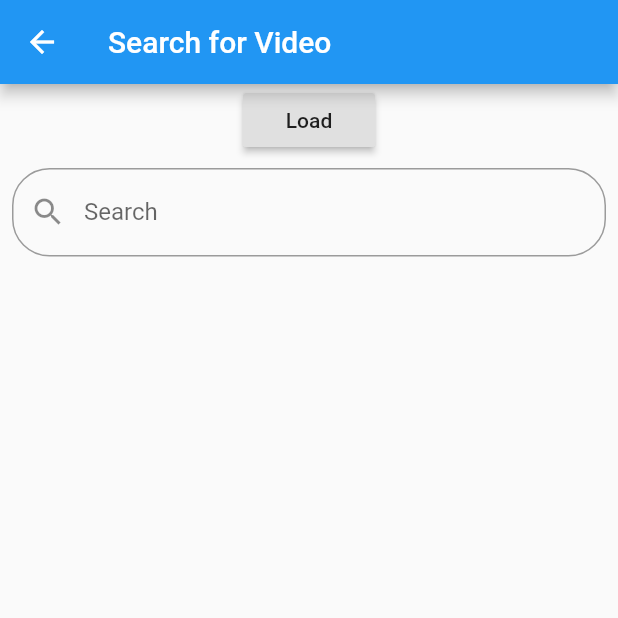
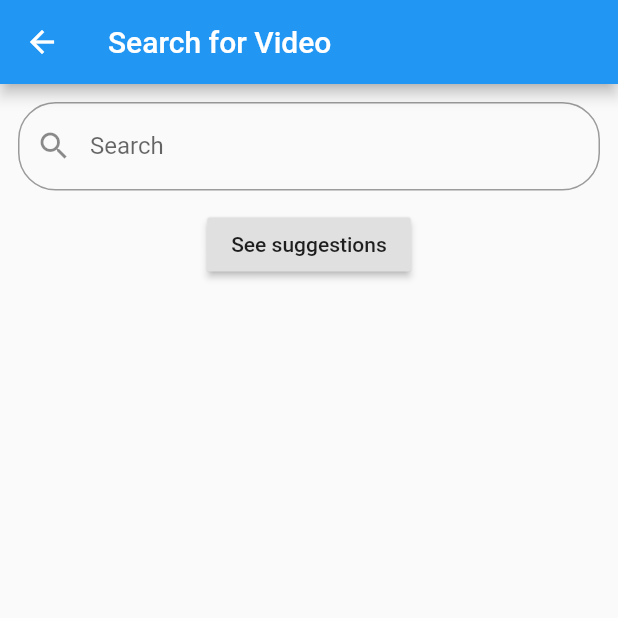
Before and after one commit to sugyanmishra29/e_learner, a Flutter app: the VideoSearchScreen screen opened directly, on a phone screen of 412 x 824 dp, the top half of it. Run offline on Flutter 3.47's test engine with Material 2 defaults, Android fonts, the phone set to English and light mode, and no system bars; our stand-ins replace chewie, file_picker, firebase_auth, firebase_database, firebase_storage, video_player; accounts and stored records are empty.

Commit message:
changes done

```diff
--- a/lib/booksearch.dart
+++ b/lib/booksearch.dart
@@ -141,14 +141,14 @@ class BookSearchScreenState extends State<BookSearchScreen> {
 
     return new Scaffold(
       appBar: new AppBar(
-        title: new Text("Search for book"),
+        title: new Text("Search for Book"),
       ),
       body: Container(
         child: Column(
           children: <Widget>[
 
             Padding(
-              padding: const EdgeInsets.all(8.0),
+              padding: const EdgeInsets.all(12.0),
               child: TextField(
                 onChanged: (value) {
                   filterSearchResults(value);
--- a/lib/chewie_list_item.dart
+++ b/lib/chewie_list_item.dart
@@ -49,6 +49,7 @@ class _ChewieListItemState extends State<ChewieListItem> {
       padding: const EdgeInsets.all(8.0),
       child: Chewie(
         controller: _chewieController,
+
       ),
     );
   }
--- a/lib/videos.dart
+++ b/lib/videos.dart
@@ -18,7 +18,7 @@ class videoSearchState extends State<videoSearch> {
         Padding(padding: EdgeInsets.all(20.0),
             child: Text(
               'Search by category',
-              style: TextStyle(color: Colors.black, fontSize: 20),
+              style: TextStyle(color: Colors.black, fontSize: 20,fontStyle: FontStyle.italic),
             ),
           ),
         Expanded(
--- a/lib/videosearch.dart
+++ b/lib/videosearch.dart
@@ -100,12 +100,8 @@ class VideoSearchScreenState extends State<VideoSearchScreen> {
       body: Container(
         child: Column(
           children: <Widget>[
-            RaisedButton(
-              child: Text("Load"),
-              onPressed: myFunc,
-            ),
             Padding(
-              padding: const EdgeInsets.all(8.0),
+              padding: const EdgeInsets.all(12.0),
               child: TextField(
                 onChanged: (value) {
                   filterSearchResults(value);
@@ -119,6 +115,10 @@ class VideoSearchScreenState extends State<VideoSearchScreen> {
                         borderRadius: BorderRadius.all(Radius.circular(25.0)))),
               ),
             ),
+            RaisedButton(
+              child: Text("See suggestions"),
+              onPressed: myFunc,
+            ),
             Expanded(
               child: ListView.builder(
                 shrinkWrap: true,
@@ -126,7 +126,8 @@ class VideoSearchScreenState extends State<VideoSearchScreen> {
                 itemBuilder: (context, index) {
                   return Column(
                     children: <Widget>[
-                      Text('${items[index]}'),
+                      Text('${items[index]}',
+                      style: TextStyle(color: Colors.black, fontSize: 20,fontStyle: FontStyle.italic),),
                       //onTap: (){ _settingModalBottomSheet('${items[index]}');
                       ChewieListItem(
                         videoPlayerController: VideoPlayerController.network(
```
Also changed, not shown: pubspec.lock, 1 other file.
